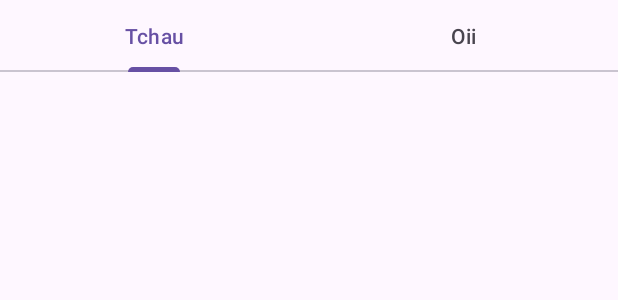
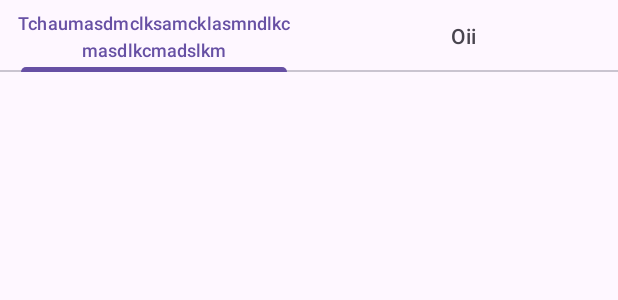
Before and after one commit to liviaandrade1/NavDrawerFragApp.att, an Android app: the layout tab_layout_layout.xml on its own in the app's theme, with its tools: preview values and no code run, on a phone screen of 412 x 824 dp. Shown: the top 300 px of the screen. Run offline under Robolectric (Android 15) with nearby library versions, the phone set to English and light mode, and no system bars.

Commit message:
to fznd tab

```diff
--- a/app/src/main/res/layout/tab_layout_layout.xml
+++ b/app/src/main/res/layout/tab_layout_layout.xml
@@ -10,7 +10,7 @@
     <com.google.android.material.tabs.TabItem
         android:layout_width="wrap_content"
         android:layout_height="wrap_content"
-        android:text="Tchau"
+        android:text="Tchaumasdmclksamcklasmndlkcmasdlkcmadslkm"
 
         />
 
```
